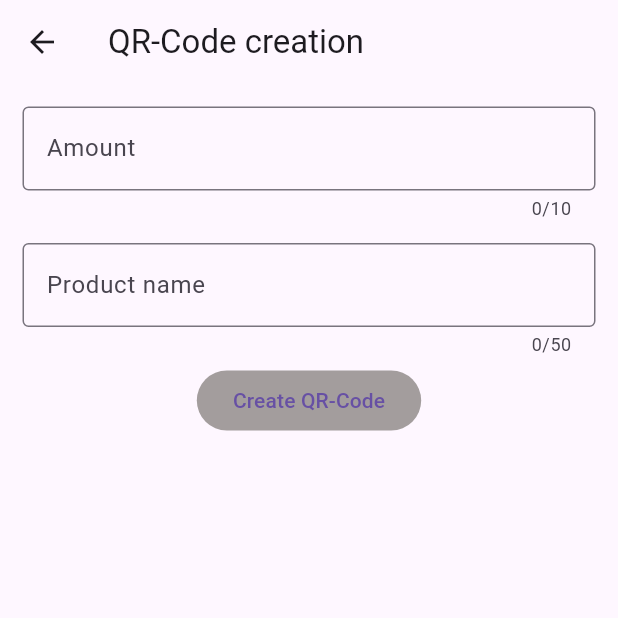
After one commit to MesserschmittX/PayApp, a Flutter app: the HomePage screen opened directly, after a tap on "Create QR Code", on a phone screen of 412 x 824 dp, the top half of it. The commit adds this screen. Run offline on Flutter 3.47's test engine with Material 3 defaults, Android fonts, the light colour scheme and no system bars; our stand-ins replace firebase_auth, firebase_core, flutter_translate, settings_ui, uni_links; missing offline and left inert: flutter_paypal_native, qr_code_scanner, qr_image_generator; accounts and stored records are empty.

Commit message:
add qr creator

```diff
--- a/assets/i18n/de.json
+++ b/assets/i18n/de.json
@@ -4,9 +4,10 @@
         "init": "Initializieren"
     },
     "home_screen": {
-        "title": "Pay App",
+        "title": "PaySnap",
         "home": {
-            "scan_qr_code": "QR Code scannen"
+            "scan_qr_code": "QR Code scannen",
+            "create_qr_code": "QR Code erstellen"
         },
         "transactions": {
             "past_transactions": "Bisherige Zahlungen"
@@ -43,6 +44,20 @@
         "scan_qr_code": "Scanne einen QR-Code",
         "notification": {
             "no_permission": "Keine Berechtigung"
+        }
+    },
+    "qr_creator_screen": {
+        "title": "QR-Code Erstellung",
+        "amount_label": "Summe",
+        "amount_hint": "Summe eingeben",
+        "product_label": "Produkt name",
+        "product_hint": "Produkt name eingeben",
+        "create_code_button": "QR-Code erstellen",
+        "error": {
+            "no_user": "Nutzer nicht angemeldet",
+            "invalid_amount": "Ungültige Summe",
+            "product_empty": "Produkt name darf nicht leer sein",
+            "amount_empty": "Summe darf nicht leer sein"
         }
     },
     "settings_screen": {
--- a/assets/i18n/en.json
+++ b/assets/i18n/en.json
@@ -4,9 +4,10 @@
         "init": "Initializing"
     },
     "home_screen": {
-        "title": "Pay App",
+        "title": "PaySnap",
         "home": {
-            "scan_qr_code": "Scan QR Code"
+            "scan_qr_code": "Scan QR Code",
+            "create_qr_code": "Create QR Code"
         },
         "transactions": {
             "past_transactions": "Transactions"
@@ -43,6 +44,20 @@
         "scan_qr_code": "Scan a QR-Code",
         "notification": {
             "no_permission": "No permission"
+        }
+    },
+    "qr_creator_screen": {
+        "title": "QR-Code creation",
+        "amount_label": "Amount",
+        "amount_hint": "Enter amount",
+        "product_label": "Product name",
+        "product_hint": "Enter product name",
+        "create_code_button": "Create QR-Code",
+        "error": {
+            "no_user": "User not signed in",
+            "invalid_amount": "Invalid amount",
+            "product_empty": "Product name can not be empty",
+            "amount_empty": "Amount can not be empty"
         }
     },
     "settings_screen": {
--- a/lib/home.dart
+++ b/lib/home.dart
@@ -2,6 +2,7 @@ import 'dart:async';
 import 'package:firebase_auth/firebase_auth.dart';
 import 'package:flutter/material.dart';
 import 'package:flutter/services.dart';
+import 'package:paysnap/qrcode_creator.dart';
 import 'package:uni_links/uni_links.dart';
 import 'package:flutter_translate/flutter_translate.dart';
 import 'package:paysnap/paypal_service.dart';
@@ -145,7 +146,7 @@ class _HomePageState extends State<HomePage> {
           title: Text(translate('home_screen.title')),
           actions: <Widget>[
             PopupMenuButton(
-                icon: Icon(Icons.menu),
+                icon: const Icon(Icons.menu),
                 onSelected: (value) => onSelected(context, value),
                 itemBuilder: (context) => [
                       PopupMenuItem(
@@ -172,7 +173,7 @@ class _HomePageState extends State<HomePage> {
               currentPageIndex = index;
             });
           },
-          indicatorColor: Color.fromARGB(255, 207, 194, 194),
+          indicatorColor: const Color.fromARGB(255, 207, 194, 194),
           selectedIndex: currentPageIndex,
           destinations: <Widget>[
             NavigationDestination(
@@ -190,6 +191,11 @@ class _HomePageState extends State<HomePage> {
           Container(
             color: Color.fromARGB(255, 24, 26, 28),
             alignment: Alignment.center,
+            child: Column(
+              children: [
+                Padding(
+                  padding: const EdgeInsets.only(
+                      left: 15.0, right: 15.0, top: 30, bottom: 10),
                   child: ElevatedButton(
                     child: Text(translate('home_screen.home.scan_qr_code')),
                     style: ElevatedButton.styleFrom(
@@ -204,10 +210,26 @@ class _HomePageState extends State<HomePage> {
                     },
                   ),
                 ),
+                ElevatedButton(
+                  child: Text(translate('home_screen.home.create_qr_code')),
+                  style: ElevatedButton.styleFrom(
+                    primary: Color.fromARGB(255, 163, 157, 157),
+                    elevation: 0,
+                    alignment: Alignment.center,
+                  ),
+                  onPressed: () async {
+                    Navigator.of(context).push(MaterialPageRoute(
+                      builder: (context) => const QRCreator(),
+                    ));
+                  },
+                ),
+              ],
+            ),
+          ),
           Column(
             children: [
-              Text(translate('home_screen.transactions.past_transactions') +
-                  ':'),
+              Text(
+                  '${translate('home_screen.transactions.past_transactions')}:'),
               Text(PaypalService().getTransactions()),
             ],
           ),
--- /dev/null
+++ b/lib/qrcode_creator.dart
@@ -0,0 +1,153 @@
+import 'dart:typed_data';
+
+import 'package:firebase_auth/firebase_auth.dart';
+import 'package:flutter/material.dart';
+import 'package:flutter_translate/flutter_translate.dart';
+import 'package:path_provider/path_provider.dart';
+import 'package:qr_image_generator/qr_image_generator.dart';
+
+class QRCreator extends StatefulWidget {
+  const QRCreator({Key? key}) : super(key: key);
+
+  @override
+  State<StatefulWidget> createState() => _QRCreatorState();
+}
+
+class _QRCreatorState extends State<QRCreator> {
+  Uint8List? qrBytes;
+  final amountController = TextEditingController();
+  final productController = TextEditingController();
+
+  @override
+  void initState() {
+    super.initState();
+  }
+
+  @override
+  Widget build(BuildContext context) {
+    return Scaffold(
+      appBar: AppBar(title: Text(translate('qr_creator_screen.title'))),
+      body: SingleChildScrollView(
+        child: Column(
+          children: <Widget>[
+            Padding(
+              padding: const EdgeInsets.only(left: 15.0, right: 15.0, top: 15),
+              child: TextField(
+                maxLength: 10,
+                keyboardType: TextInputType.number,
+                controller: amountController,
+                onChanged: (value) async {},
+                decoration: InputDecoration(
+                    border: const OutlineInputBorder(),
+                    labelText: translate('qr_creator_screen.amount_label'),
+                    hintText: translate('qr_creator_screen.amount_hint')),
+              ),
+            ),
+            Padding(
+              padding: const EdgeInsets.only(left: 15.0, right: 15.0, top: 15),
+              child: TextField(
+                maxLength: 50,
+                controller: productController,
+                onChanged: (value) async {},
+                decoration: InputDecoration(
+                  border: const OutlineInputBorder(),
+                  labelText: translate('qr_creator_screen.product_label'),
+                  hintText: translate('qr_creator_screen.product_hint'),
+                ),
+              ),
+            ),
+            Padding(
+              padding: const EdgeInsets.only(
+                  left: 15.0, right: 15.0, top: 5, bottom: 10),
+              child: ElevatedButton(
+                child: Text(translate('qr_creator_screen.create_code_button')),
+                style: ElevatedButton.styleFrom(
+                  primary: Color.fromARGB(255, 163, 157, 157),
+                  elevation: 0,
+                  alignment: Alignment.center,
+                ),
+                onPressed: () async {
+                  await _createQRCode();
+                },
+              ),
+            ),
+            _buildQrView(),
+          ],
+        ),
+      ),
+    );
+  }
+
+  Future _createQRCode() async {
+    final generator = QRGenerator();
+
+    String appDocPath = (await getApplicationDocumentsDirectory()).path;
+
+    User? user = FirebaseAuth.instance.currentUser;
+    double? amount = double.tryParse(amountController.text);
+    String product = productController.text;
+
+    String? errorMessage = _validateInput();
+
+    if (errorMessage == null) {
+      generator
+          .generate(
+        data:
+            "paysnap://transfer?amount=$amount&product=$product&uid=${user!.uid}",
+        filePath: '$appDocPath/qr.png',
+      )
+          .then((value) {
+        setState(() {
+          qrBytes = value;
+        });
+      });
+    } else {
+      _showSnackBar(errorMessage);
+    }
+  }
+
+  String? _validateInput() {
+    User? user = FirebaseAuth.instance.currentUser;
+    double? amount = double.tryParse(amountController.text);
+    String product = productController.text;
+
+    if (user == null) {
+      return translate('qr_creator_screen.error.no_user');
+    }
+
+    if (amountController.text.isEmpty) {
+      return translate('qr_creator_screen.error.amount_empty');
+    }
+
+    if (amount == null) {
+      return translate('qr_creator_screen.error.invalid_amount');
+    }
+
+    if (product.isEmpty) {
+      return translate('qr_creator_screen.error.product_empty');
+    }
+    return null;
+  }
+
+  void _showSnackBar(String message) {
+    final snackBar = SnackBar(
+      content: Text(message),
+    );
+    ScaffoldMessenger.of(context).showSnackBar(snackBar);
+  }
+
+  Widget _buildQrView() {
+    if (qrBytes != null && qrBytes!.isNotEmpty) {
+      return Image.memory(qrBytes!, scale: .7);
+    }
+    return const Text("");
+  }
+
+  @override
+  void dispose() {
+    // Clean up the controller when the widget is disposed.
+    amountController.dispose();
+    productController.dispose();
+    super.dispose();
+  }
+}
--- a/lib/settings.dart
+++ b/lib/settings.dart
@@ -52,7 +52,7 @@ class SettingsPage extends StatelessWidget {
     );
   }
 
-  void showDemoActionSheet(
+  void showLanguageSwitcher(
       {required BuildContext context, required Widget child}) {
     showCupertinoModalPopup<String>(
         context: context,
@@ -62,7 +62,7 @@ class SettingsPage extends StatelessWidget {
   }
 
   void changeLanguage(BuildContext context) {
-    showDemoActionSheet(
+    showLanguageSwitcher(
       context: context,
       child: CupertinoActionSheet(
         title: Text(translate(
```
Also changed, not shown: pubspec.yaml (+7 -0 lines), pubspec.lock, 2 other files. Lines whose indentation alone changed are shown as unchanged.
